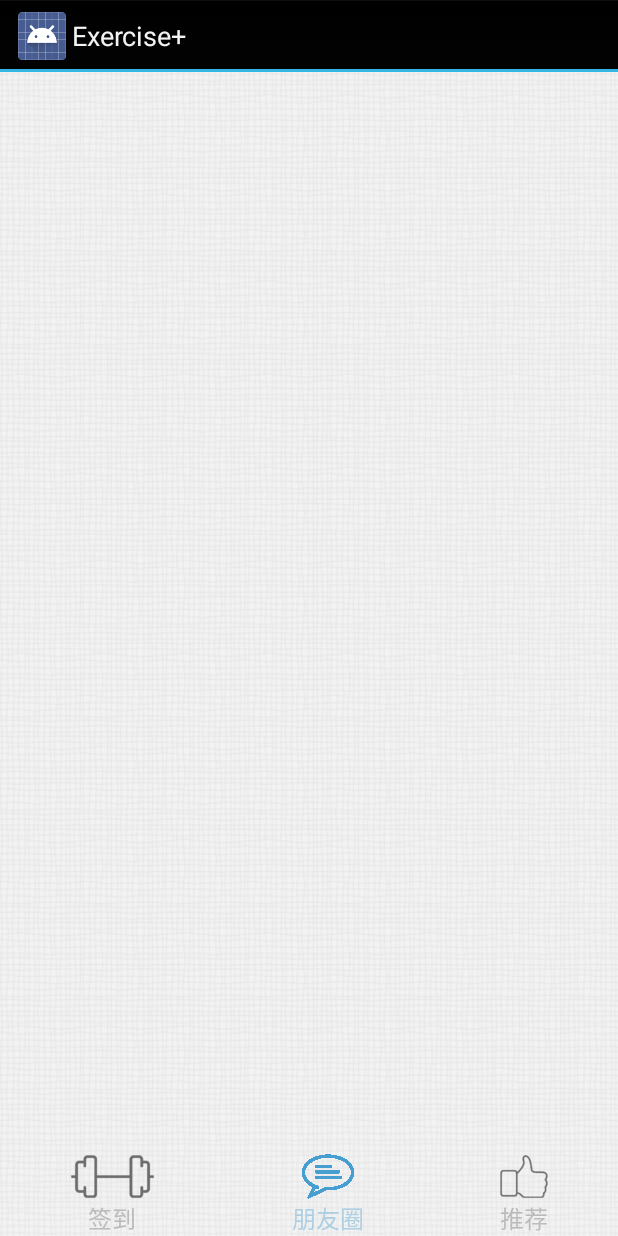
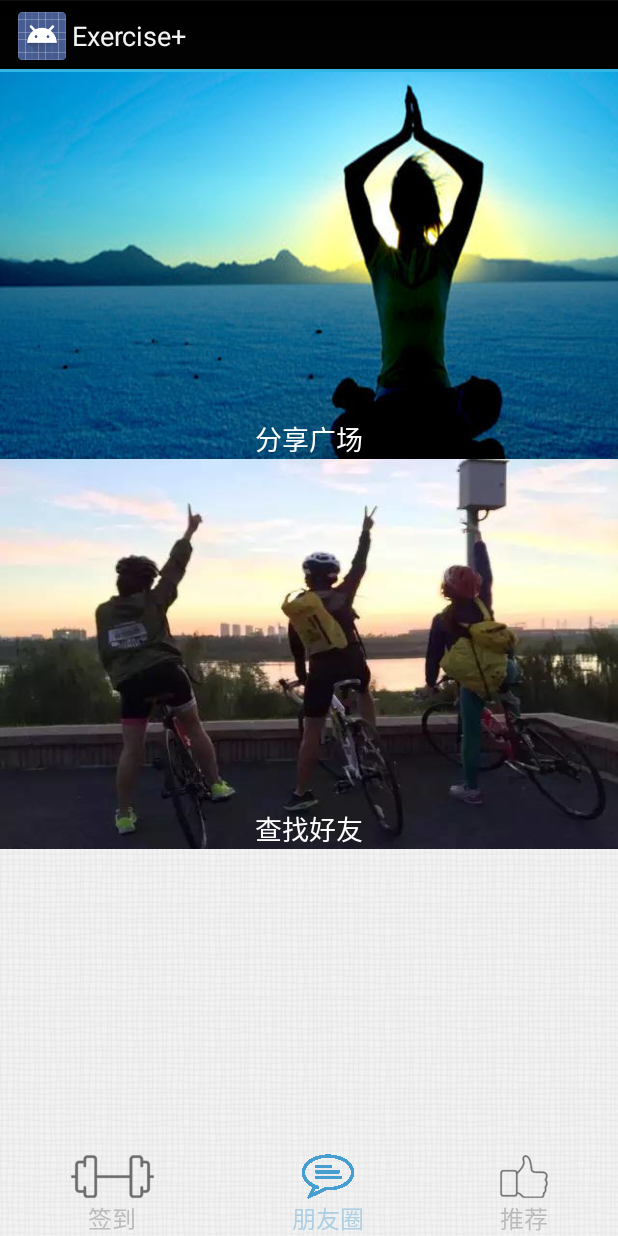
Before and after one commit to exerciseplusplus/Exercise, an Android app: the MainActivity screen opened directly, with no data from a screen before it, after a tap on "朋友圈", on a phone screen of 412 x 824 dp. Run offline under Robolectric (Android 15) with nearby library versions, the phone set to English and light mode, and no system bars.

Commit message:
fixed a bug and add recommend user

```diff
--- a/Android/app/src/main/java/com/example/exercise/MainActivity.java
+++ b/Android/app/src/main/java/com/example/exercise/MainActivity.java
@@ -24,16 +24,6 @@ public class MainActivity extends FragmentActivity {
         setContentView(R.layout.activity_main);
         setFragmentIndicator(0);
 
-        String username="keven";
-        String password="521521";
-        AVUser.logInInBackground(username, password, new LogInCallback() {
-            public void done(AVUser user, AVException e) {
-                if (e == null) {
-                    Log.d("Login", "Login successfully");
-
-                }
-            }
-        });
 
     }
 
--- a/Android/app/src/main/java/com/example/exercise/NetworkFragment.java
+++ b/Android/app/src/main/java/com/example/exercise/NetworkFragment.java
@@ -4,17 +4,21 @@ import android.content.Intent;
 import android.os.Bundle;
 import android.support.v4.app.Fragment;
 import android.support.v4.app.FragmentActivity;
+import android.util.Log;
 import android.view.LayoutInflater;
 import android.view.View;
 import android.view.ViewGroup;
+import android.widget.Button;
 
 import com.example.exercise.ui.StatusListActivity;
+import com.example.exercise.ui.UserListActivity;
 
 public class NetworkFragment extends Fragment {
 
 	private View mParent;
 	private FragmentActivity mActivity;
-
+	Button shareButton;
+	Button friendButton;
 
 	/**
 	 * Create a new instance of DetailsFragment, initialized to show the text at
@@ -46,12 +50,35 @@ public class NetworkFragment extends Fragment {
 	@Override
 	public void onActivityCreated(Bundle savedInstanceState) {
 		super.onActivityCreated(savedInstanceState);
+
+		mActivity = getActivity();
 		mParent = getView();
-		mActivity = getActivity();
-		Intent intent =new Intent(mActivity, com.example.exercise.ui.LoginActivity.class);
-		startActivity(intent);
+		shareButton = (Button)mParent.findViewById(R.id.button_network_share);
+		friendButton = (Button)mParent.findViewById(R.id.button_network_friend);
+		shareButton.setOnClickListener(shareListener);
+		friendButton.setOnClickListener(friendListener);
 
 	}
+
+	View.OnClickListener shareListener = new View.OnClickListener()
+	{
+		public void onClick(View arg0) {
+			Log.d("Register", "Hello");
+			//startAlarm();
+			Intent intent =new Intent(mActivity,StatusListActivity.class);
+			startActivity(intent);
+		}
+	};
+
+	View.OnClickListener friendListener = new View.OnClickListener()
+	{
+		public void onClick(View arg0) {
+			Log.d("Register","World");
+			Intent intent =new Intent(mActivity,UserListActivity.class);
+			startActivity(intent);
+
+		}
+	};
 
 	private void backHomeFragment() {
 		getFragmentManager().beginTransaction()
--- a/Android/app/src/main/java/com/example/exercise/RecommendFragment.java
+++ b/Android/app/src/main/java/com/example/exercise/RecommendFragment.java
@@ -65,6 +65,8 @@ public class RecommendFragment extends Fragment {
 	{
 		public void onClick(View arg0) {
 			Log.d("Recommend", "Hello");
+			Intent intent = new Intent(mActivity, RecommendUserActivity.class);
+			startActivity(intent);
 
 		}
 	};
--- a/Android/app/src/main/java/com/example/exercise/ui/StatusListActivity.java
+++ b/Android/app/src/main/java/com/example/exercise/ui/StatusListActivity.java
@@ -54,10 +54,8 @@ public class StatusListActivity extends BaseActivity {
 
   @Override
   public boolean onMenuItemSelected(int featureId, MenuItem item) {
-    if (item.getItemId() == id.action_people) {
-      Intent intent = new Intent(this, UserListActivity.class);
-      startActivity(intent);
-    } else if (item.getItemId() == id.logout) {
+
+     if (item.getItemId() == id.logout) {
       AVUser.logOut();
       finish();
     }
--- a/Android/app/src/main/res/layout/fragment_network.xml
+++ b/Android/app/src/main/res/layout/fragment_network.xml
@@ -4,11 +4,24 @@
     android:layout_height="fill_parent"
     android:orientation="vertical" >
 
+    <Button
+        android:id="@+id/button_network_share"
+        android:layout_width="fill_parent"
+        android:layout_height="258dp"
+        android:background="@drawable/exercise"
+        android:text="@string/fragment_network_share"
+        android:textColor="@color/white"
+        android:gravity="bottom|center_horizontal"/>
 
-    <ListView
-        android:layout_width="match_parent"
-        android:layout_height="wrap_content"
-        android:id="@+id/lv">
 
-    </ListView>
+    <Button
+        android:id="@+id/button_network_friend"
+        android:layout_width="fill_parent"
+        android:layout_height="260dp"
+        android:background="@drawable/friends"
+        android:text="@string/fragment_network_friend"
+        android:textColor="@color/white"
+        android:gravity="bottom|center_horizontal"/>
+
+
 </LinearLayout>
--- a/Android/app/src/main/res/layout/status_profile_layout.xml
+++ b/Android/app/src/main/res/layout/status_profile_layout.xml
@@ -1,6 +1,6 @@
 <?xml version="1.0" encoding="utf-8"?>
 
-<com.example.exercise.PersonProfileLayout xmlns:android="http://schemas.android.com/apk/res/android"
+<com.example.exercise.ui.PersonProfileLayout xmlns:android="http://schemas.android.com/apk/res/android"
     android:id="@+id/profileLayout"
     android:layout_width="match_parent"
     android:layout_height="wrap_content"
@@ -53,4 +53,4 @@
         android:src="@drawable/mm_submenu" />
 
 
-</com.example.exercise.PersonProfileLayout>
+</com.example.exercise.ui.PersonProfileLayout>
--- a/Android/app/src/main/res/menu/login.xml
+++ b/Android/app/src/main/res/menu/login.xml
@@ -1,11 +1,12 @@
 <menu xmlns:android="http://schemas.android.com/apk/res/android"
     xmlns:tools="http://schemas.android.com/tools"
-    tools:context="com.example.exercise.LoginActivity" >
+    xmlns:app="http://schemas.android.com/apk/res-auto"
+    tools:context="com.example.exercise.LoginActivity">
 
     <item
         android:id="@+id/action_settings"
         android:orderInCategory="100"
-        android:showAsAction="never"
+        app:showAsAction="never"
         android:title="@string/action_settings"/>
 
 </menu>
--- a/Android/app/src/main/res/menu/menu_main.xml
+++ b/Android/app/src/main/res/menu/menu_main.xml
@@ -1,9 +1,5 @@
 <menu xmlns:android="http://schemas.android.com/apk/res/android"
     xmlns:app="http://schemas.android.com/apk/res-auto">
-    <item
-        android:id="@+id/action_people"
-        android:title="@string/find_people"
-        app:showAsAction="never" />
 
     <item
         android:id="@+id/logout"
--- a/Android/app/src/main/res/values/strings.xml
+++ b/Android/app/src/main/res/values/strings.xml
@@ -53,17 +53,24 @@
     <string name="fragment_recommend_user">好友推荐</string>
     <string name="fragment_recommend_method">运动推荐</string>
 
+    <string name="run_button_start">开始跑步</string>
+    <string name="run_record_title">跑步记录</string>
+    <string name="run_info">跑步数据</string>
+
+
     <string name="updown_button_start">开始</string>
     <string name="updown_number">个俯卧撑</string>
     <string name="updown_time">使用时间</string>
 
-    <string name="run_button_start">开始跑步</string>
-    <string name="run_record_title">跑步记录</string>
 
     <string name="updown_record_button_start">开始做俯卧撑</string>
     <string name="updown_record_title">俯卧撑记录</string>
 
-    <string name="run_info">跑步数据</string>
+    <string name="fragment_network_share">分享广场</string>
+    <string name="fragment_network_friend">查找好友</string>
+
+
+    <string name="recommend_user">推荐好友</string>
 
 
     <string name="status_chat">发起会话</string>
```
Also changed, not shown: Android/app/src/main/AndroidManifest.xml (+19 -37 lines), Android/app/src/main/java/com/example/exercise/App.java (+19 -1 lines), Android/app/src/main/java/com/example/exercise/LoginActivity.java (+15 -1 lines), Android/app/src/main/java/com/example/exercise/RecommendUserActivity.java (added, +31 -0 lines), Android/app/src/main/java/com/example/exercise/StatusService.java (+25 -2 lines), Android/app/src/main/java/com/example/exercise/ui/LoginActivity.java (deleted, +0 -74 lines), Android/app/src/main/java/com/example/exercise/ui/PersonActivity.java (+9 -2 lines), Android/app/src/main/res/layout/login_activity.xml (deleted, +0 -54 lines), 43 other files.
